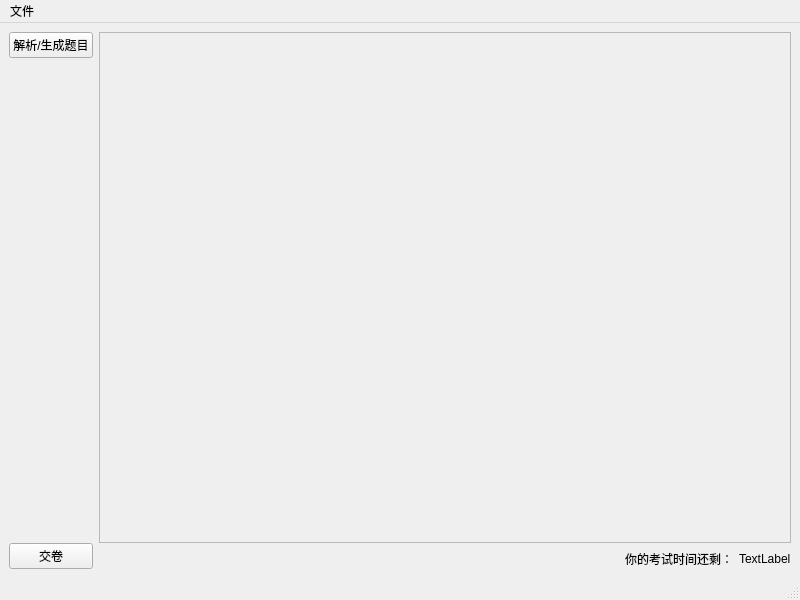
Benjaminhw/XMLProblemScorerQt, file mainwindow.ui: the form before one commit.
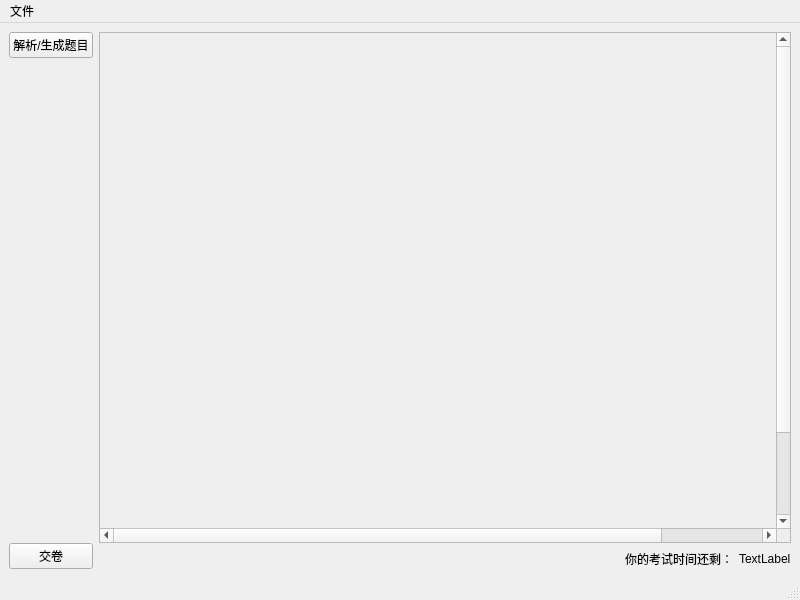
The form after the commit.

What changed in the file:
```diff
--- a/mainwindow.ui
+++ b/mainwindow.ui
@@ -64,10 +64,16 @@
           <rect>
            <x>0</x>
            <y>0</y>
-           <width>660</width>
-           <height>496</height>
+           <width>800</width>
+           <height>600</height>
           </rect>
          </property>
+         <property name="minimumSize">
+          <size>
+           <width>800</width>
+           <height>600</height>
+          </size>
+         </property>
         </widget>
        </widget>
       </item>
```
